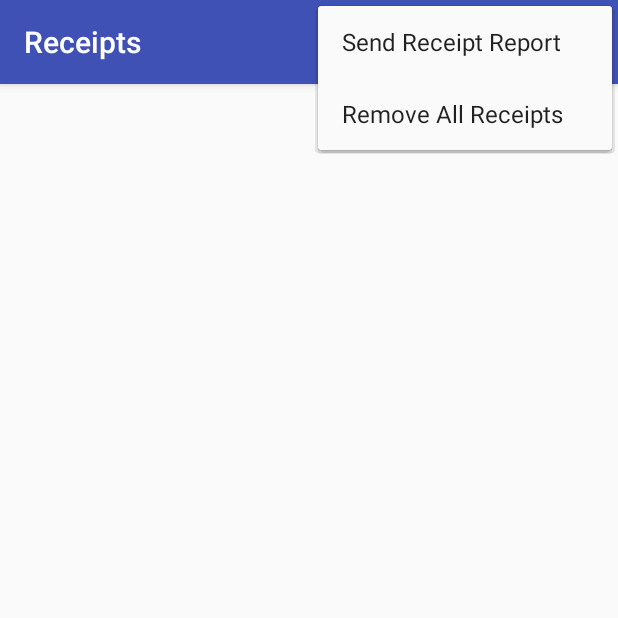
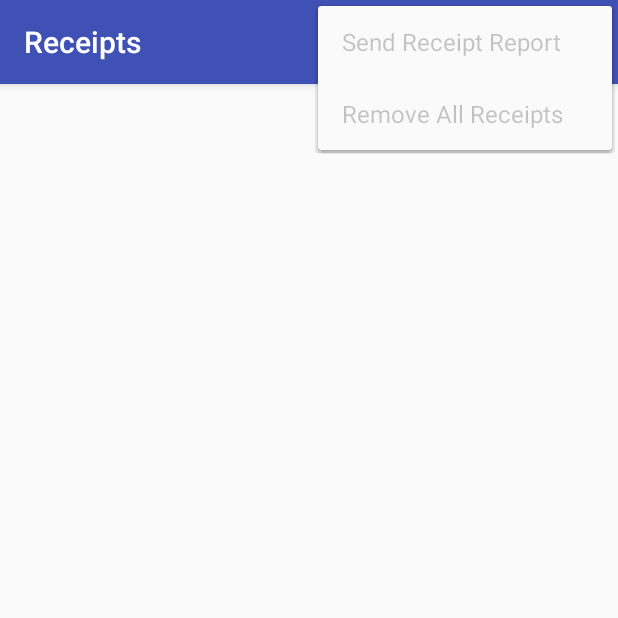
Before and after one commit to mqunell/Receipts, an Android app: the screen it shows after launch (ReceiptListActivity), with the options menu open, on a phone screen of 412 x 824 dp, the top half of it. Run offline under Robolectric (Android 15) with nearby library versions, the phone set to English and light mode, and no system bars.

Commit message:
Disable MenuItems when there are no Receipts
Disabled export_receipts when there are no Receipts to export. Disabled
remove_all_receipts in the same case, instead of displaying a Toast.

```diff
--- a/app/src/main/java/com/mattqunell/receipts/ReceiptListFragment.java
+++ b/app/src/main/java/com/mattqunell/receipts/ReceiptListFragment.java
@@ -53,6 +53,20 @@ public class ReceiptListFragment extends Fragment {
     }
 
     @Override
+    public void onPrepareOptionsMenu(Menu menu) {
+
+        /*
+         * Disable the MenuItems if there are no Receipts
+         * Note: The MenuItems don't need to be explicitly enabled when there are >= 1 Receipts,
+         * because they are enabled by default when the Menu is refreshed.
+         */
+        if (mAdapter.getItemCount() == 0) {
+            menu.findItem(R.id.export_receipts).setEnabled(false);
+            menu.findItem(R.id.remove_all_receipts).setEnabled(false);
+        }
+    }
+
+    @Override
     public void onCreateOptionsMenu(Menu menu, MenuInflater inflater) {
         super.onCreateOptionsMenu(menu, inflater);
         inflater.inflate(R.menu.fragment_receipt_list, menu);
@@ -72,7 +86,7 @@ public class ReceiptListFragment extends Fragment {
 
                 return true;
 
-            // Export Receipts
+            // Send Receipt Report
             case R.id.export_receipts:
 
                 // Set up the necessary Strings
@@ -99,9 +113,6 @@ public class ReceiptListFragment extends Fragment {
             // Remove All Receipts
             case R.id.remove_all_receipts:
 
-                // If there are Receipts to remove
-                if (ReceiptBook.get(getActivity()).getReceipts().size() > 0) {
-
                 // AlertDialog for removal confirmation
                 new AlertDialog.Builder(getActivity())
                         .setIcon(R.drawable.ic_alert_warning)
@@ -121,10 +132,6 @@ public class ReceiptListFragment extends Fragment {
                         })
                         .setNegativeButton("No", null)
                         .show();
-                }
-                else {
-                    Toast.makeText(getActivity(), R.string.no_receipts, Toast.LENGTH_SHORT).show();
-                }
 
                 return true;
 
@@ -148,6 +155,9 @@ public class ReceiptListFragment extends Fragment {
             mAdapter.setReceipts(receipts);
             mAdapter.notifyDataSetChanged();
         }
+
+        // Refresh the Menu
+        getActivity().invalidateOptionsMenu();
     }
 
     // Helper method to start a ReceiptActivity/ReceiptFragment at a specific Receipt
```
Lines whose indentation alone changed are shown as unchanged.
